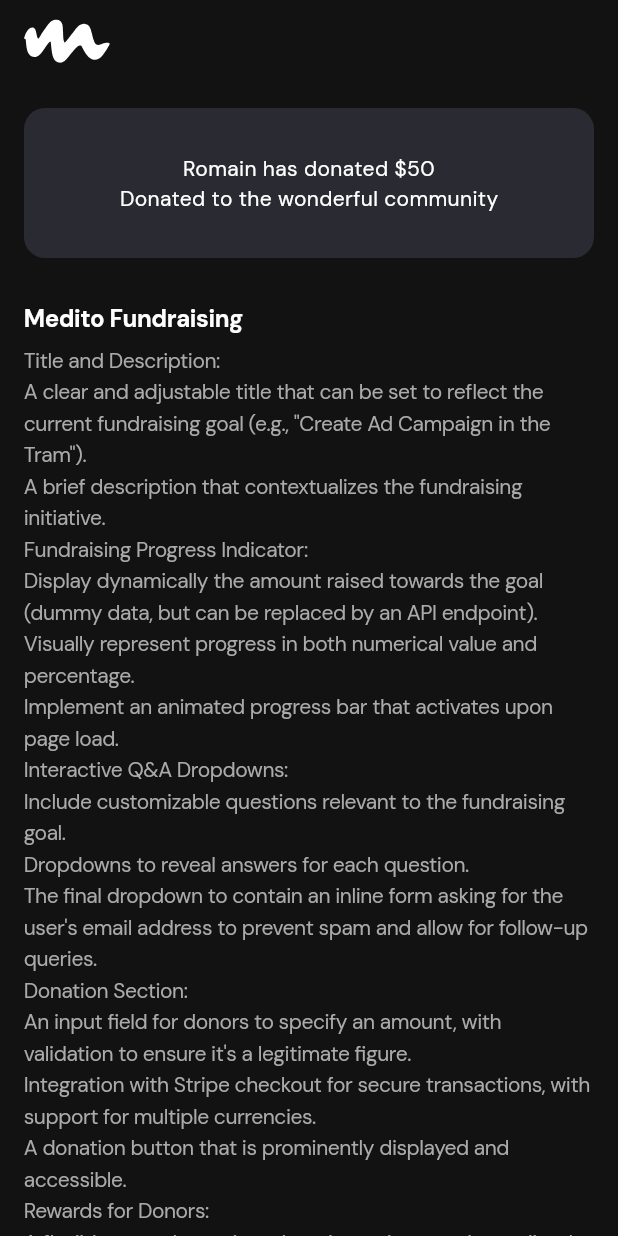
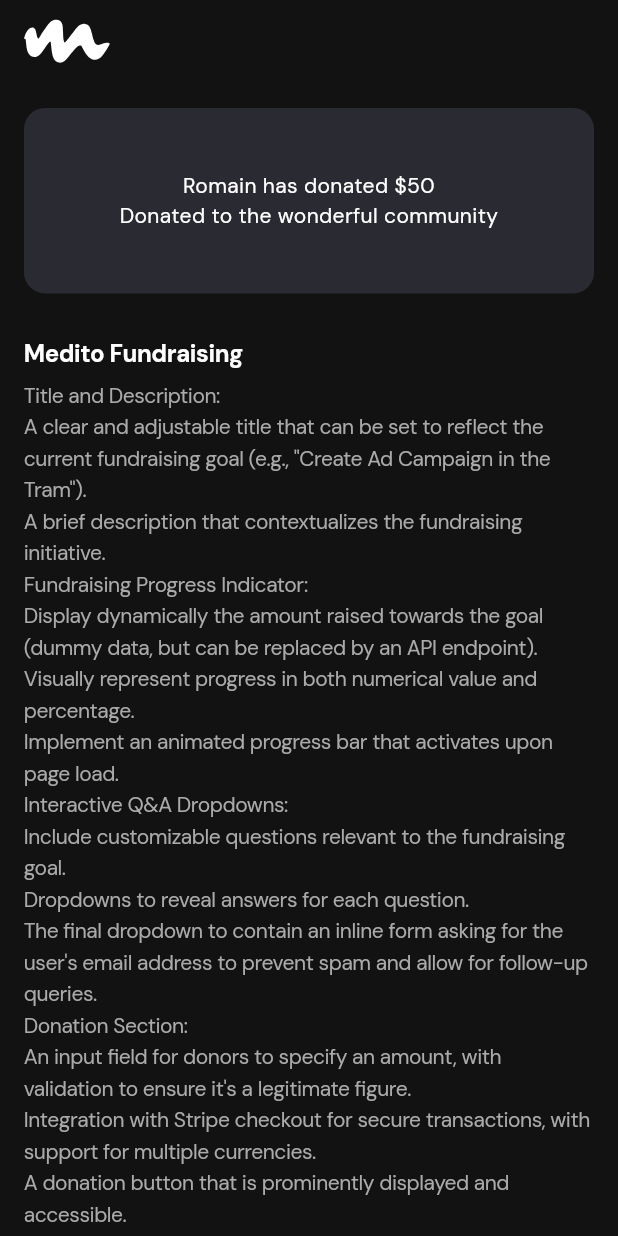
Before and after one commit to osamaasifoak/medito-fundraising, a Flutter app: the screen it shows after launch, on a phone screen of 412 x 824 dp. Run offline on Flutter 3.47's test engine with Material 3 defaults, Android fonts, the phone set to English and light mode, and no system bars; drawn by our look-alikes of animated_text_kit; our stand-ins replace email_validator, flutter_dotenv, flutter_riverpod, flutter_svg, go_router; missing offline and left inert: flutter_stripe, universal_html.

Commit message:
fix: tram height

```diff
--- a/lib/widgets/tram_widget.dart
+++ b/lib/widgets/tram_widget.dart
@@ -2,6 +2,7 @@
 import 'package:flutter/material.dart';
 import 'package:meditofundraising/constants/constants.dart';
 import 'package:meditofundraising/sample_data.dart';
+import 'package:meditofundraising/utils/responsive_utils.dart';
 import 'package:meditofundraising/widgets/widgets.dart';
 
 class TramWidget extends StatefulWidget {
@@ -15,6 +16,8 @@
   @override
   Widget build(BuildContext context) {
     Size size = MediaQuery.of(context).size;
+    var tramMinHeight =
+        Responsive.isMobile(context) ? size.height * 0.15 : size.height * 0.1;
 
     return Container(
       width: size.width,
@@ -24,11 +27,12 @@
       ),
       margin: const EdgeInsets.all(padding16),
       padding: const EdgeInsets.all(padding16),
-      constraints: const BoxConstraints(minHeight: 100),
+      constraints: BoxConstraints(minHeight: tramMinHeight),
       child: Row(
         mainAxisAlignment: MainAxisAlignment.center,
         children: [
-          AnimatedTextKit(
+          Flexible(
+            child: AnimatedTextKit(
               animatedTexts: recentDonations
                   .map(
                     (e) => ScaleAnimatedText(
@@ -42,6 +46,7 @@
                     ),
                   )
                   .toList(),
+            ),
           ),
         ],
       ),
```
Lines whose indentation alone changed are shown as unchanged.
